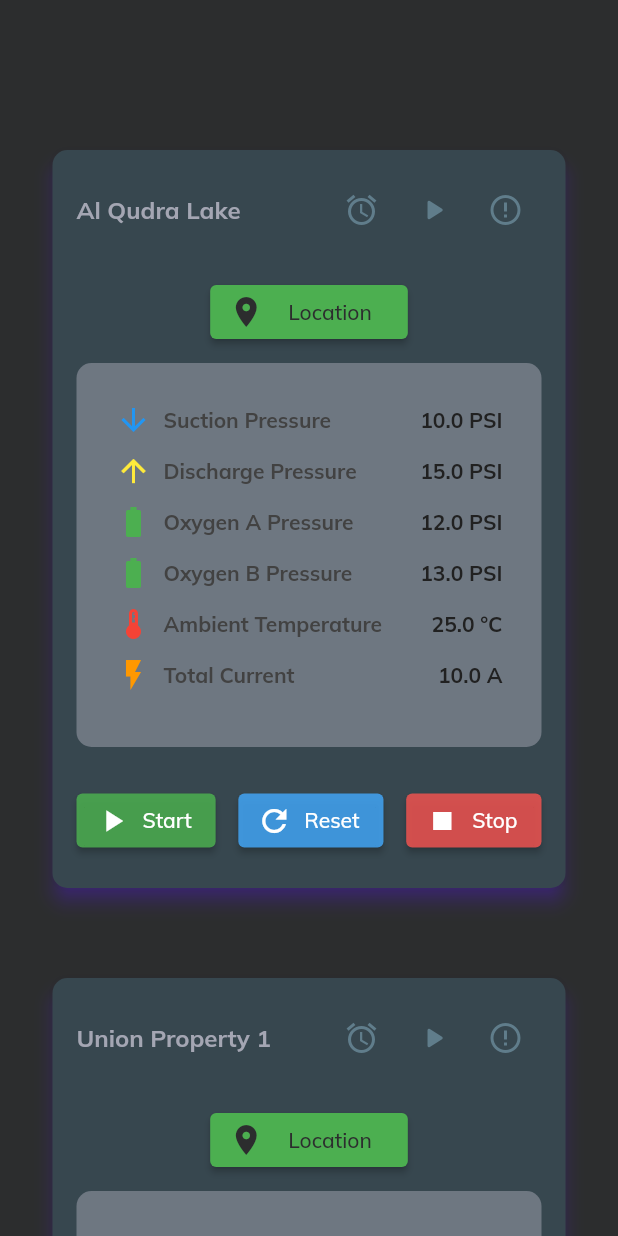
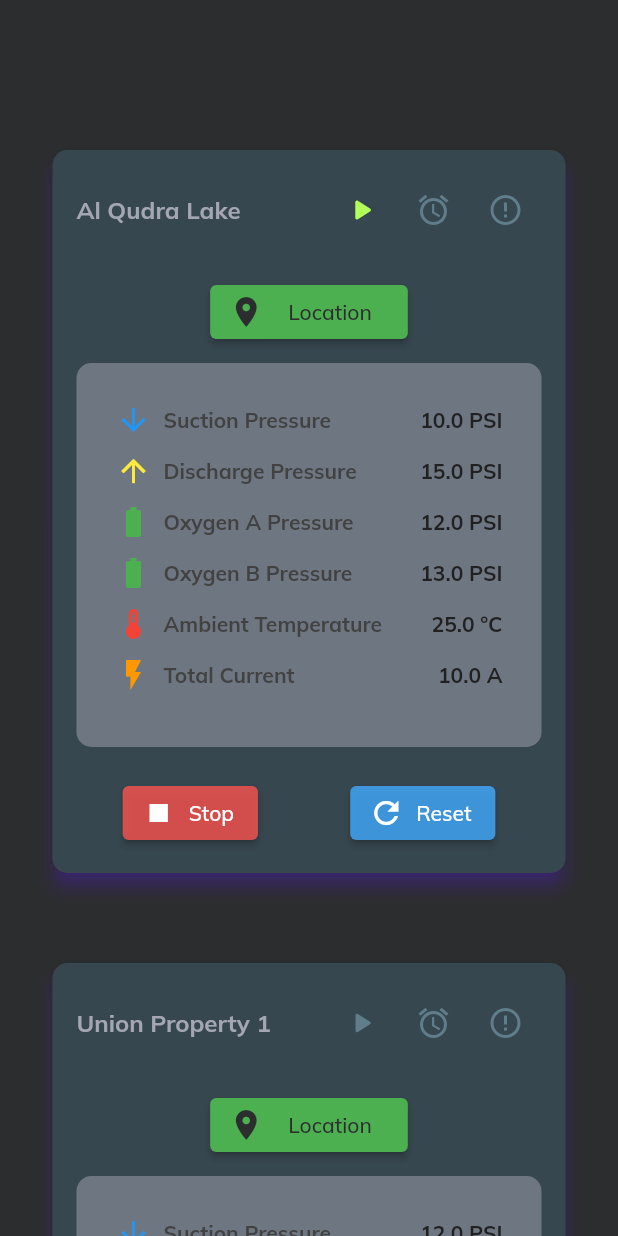
Before and after one commit to mubarismdeen/sensory_sphere_frontend, a Flutter app: the DashboardScreen widget shown alone on an empty page, opened directly, on a phone screen of 412 x 824 dp. Run offline on Flutter 3.47's test engine with Material 2 defaults, Android fonts, the phone set to English and light mode, and no system bars; our stand-ins replace animated_custom_dropdown, file_picker, flutter_spinkit, fluttertoast, get, google_fonts and 2 more; missing offline and left inert: dart:js, excel; accounts and stored records are empty.

Commit message:
making dashboard cards runnable

```diff
--- a/lib/constants/style.dart
+++ b/lib/constants/style.dart
@@ -12,6 +12,7 @@ const Color cardColor = Color(0xFF37474F);
 const Color inputFieldOutlineColor = Color.fromRGBO(107, 48, 255, 1);
 const Color errorColor = Colors.red;
 const Color locationButtonColor = Colors.green;
+const Color green = Colors.lightGreenAccent;
 const Color elevatedButtonColor = Color.fromRGBO(107, 48, 255, 0.3);
 const Color appBarColor = Color.fromRGBO(59, 38, 115, 1);
 
--- a/lib/pages/Dashboard/dashboard_card.dart
+++ b/lib/pages/Dashboard/dashboard_card.dart
@@ -12,6 +12,7 @@ class DashboardCard extends StatefulWidget {
   final double oxygenBPressure;
   final double ambientTemperature;
   final double totalCurrent;
+  final bool isRunning;
 
   DashboardCard({
     required this.label,
@@ -22,6 +23,7 @@ class DashboardCard extends StatefulWidget {
     required this.oxygenBPressure,
     required this.ambientTemperature,
     required this.totalCurrent,
+    required this.isRunning,
   });
 
   @override
@@ -29,6 +31,14 @@ class DashboardCard extends StatefulWidget {
 }
 
 class _DashboardCardState extends State<DashboardCard> {
+
+  late bool _isRunning;
+
+  @override
+  void initState() {
+    super.initState();
+    _isRunning = widget.isRunning;
+  }
   @override
   Widget build(BuildContext context) {
     return SizedBox(
@@ -65,25 +75,32 @@ class _DashboardCardState extends State<DashboardCard> {
                   Row(
                     children: [
                       IconButton(
+                        onPressed: () {
+                          // Handle second feature button press
+                        },
+                        icon: Icon(
+                          Icons.play_arrow_rounded,
+                          color: _isRunning ? green : shadowColor,
+                        ),
+                      ),
+                      IconButton(
                         padding: const EdgeInsets.all(2),
                         onPressed: () {
                           // Handle first feature button press
                         },
-                        icon: const Icon(Icons.alarm_sharp, color: shadowColor),
+                        icon: const Icon(
+                          Icons.alarm_sharp,
+                          color: shadowColor,
                         ),
-                      IconButton(
-                        onPressed: () {
-                          // Handle second feature button press
-                        },
-                        icon:
-                            const Icon(Icons.play_arrow_rounded, color: shadowColor),
                       ),
                       IconButton(
                         onPressed: () {
                           // Handle third feature button press
                         },
-                        icon:
-                            const Icon(Icons.error_outline_sharp, color: shadowColor),
+                        icon: const Icon(
+                          Icons.error_outline_sharp,
+                          color: shadowColor,
+                        ),
                       ),
                     ],
                   ),
@@ -112,22 +129,37 @@ class _DashboardCardState extends State<DashboardCard> {
                   totalCurrent: widget.totalCurrent),
               const SizedBox(height: 20),
               Row(
-                mainAxisAlignment: MainAxisAlignment.spaceBetween,
+                mainAxisAlignment: MainAxisAlignment.spaceAround,
                 children: [
-                  ElevatedButton.icon(
+                  !_isRunning
+                      ? ElevatedButton.icon(
                           onPressed: () {
-                      // Handle start button press
+                            setState(() {
+                              _isRunning = true;
+                            });
                           },
                           icon: const Icon(Icons.play_arrow),
                           label: const Text('Start'),
                           style: ElevatedButton.styleFrom(
-                      backgroundColor: Colors.green[500]?.withOpacity(0.85),
+                            backgroundColor:
+                                Colors.green[500]?.withOpacity(0.85),
+                            foregroundColor: light,
+                          ),
+                        )
+                      : ElevatedButton.icon(
+                          onPressed: () {
+                            setState(() {
+                              _isRunning = false;
+                            });
+                          },
+                          icon: const Icon(Icons.stop),
+                          label: const Text('Stop'),
+                          style: ElevatedButton.styleFrom(
+                            backgroundColor: Colors.red[400]?.withOpacity(0.85),
                             foregroundColor: light,
                           ),
                         ),
-                  Padding(
-                    padding: const EdgeInsets.all(5.0),
-                    child: ElevatedButton.icon(
+                  ElevatedButton.icon(
                     onPressed: () {
                       // Handle reset button press
                     },
@@ -135,18 +167,6 @@ class _DashboardCardState extends State<DashboardCard> {
                     label: const Text('Reset'),
                     style: ElevatedButton.styleFrom(
                       backgroundColor: Colors.blue[400]?.withOpacity(0.85),
-                        foregroundColor: light,
-                      ),
-                    ),
-                  ),
-                  ElevatedButton.icon(
-                    onPressed: () {
-                      // Handle stop button press
-                    },
-                    icon: const Icon(Icons.stop),
-                    label: const Text('Stop'),
-                    style: ElevatedButton.styleFrom(
-                      backgroundColor: Colors.red[400]?.withOpacity(0.85),
                       foregroundColor: light,
                     ),
                   ),
--- a/lib/pages/Dashboard/dashboard_screen.dart
+++ b/lib/pages/Dashboard/dashboard_screen.dart
@@ -33,6 +33,7 @@ class DashboardScreen extends StatelessWidget {
                       oxygenBPressure: 13,
                       ambientTemperature: 25,
                       totalCurrent: 10,
+                      isRunning: true,
                     ),
                     DashboardCard(
                       label: "Union Property 1",
@@ -43,6 +44,7 @@ class DashboardScreen extends StatelessWidget {
                       oxygenBPressure: 11,
                       ambientTemperature: 35,
                       totalCurrent: 13,
+                      isRunning: false,
                     ),
                     DashboardCard(
                       label: "Union Property 2",
@@ -53,6 +55,7 @@ class DashboardScreen extends StatelessWidget {
                       oxygenBPressure: 13,
                       ambientTemperature: 45,
                       totalCurrent: 2,
+                      isRunning: false,
                     ),
                     DashboardCard(
                       label: "Union Property 3",
@@ -63,6 +66,7 @@ class DashboardScreen extends StatelessWidget {
                       oxygenBPressure: 8,
                       ambientTemperature: 42,
                       totalCurrent: 16,
+                      isRunning: true,
                     ),
                   ],
                 ),
```
Lines whose indentation alone changed are shown as unchanged.
